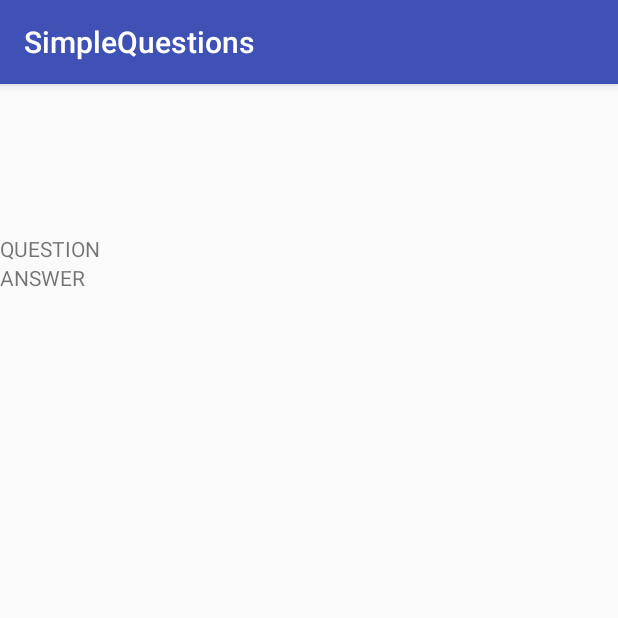
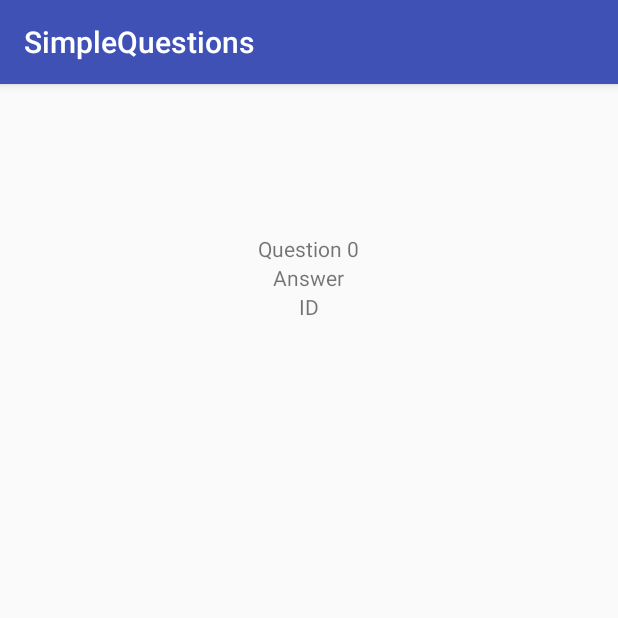
Before and after one commit to ARWongQ/SimpleQuestionsProject, an Android app: the QuestionPagerActivity screen opened directly, with no data from a screen before it, on a phone screen of 412 x 824 dp, the top half of it. Run offline under Robolectric (Android 15) with nearby library versions, the phone set to English and light mode, and no system bars.

```diff
--- a/app/src/main/java/com/armz/simplequestions/MainActivity.java
+++ b/app/src/main/java/com/armz/simplequestions/MainActivity.java
@@ -107,10 +107,10 @@ public class MainActivity extends AppCompatActivity {
                    Tab1Practice tab1 = new Tab1Practice();
                    return tab1;
                 case 1:
-                    //Tab2Contacts tab2 = new Tab2Contacts();
+                    Tab2Contacts tab2 = new Tab2Contacts();
+                    return tab2;
+                    //QuestionFragment tab2 = new QuestionFragment();
                     //return tab2;
-                    QuestionFragment tab2 = new QuestionFragment();
-                    return tab2;
 
                 case 2:
                     //Tab3Contacts tab3 = new Tab3Contacts();
--- a/app/src/main/java/com/armz/simplequestions/Question.java
+++ b/app/src/main/java/com/armz/simplequestions/Question.java
@@ -7,7 +7,7 @@ import java.util.UUID;
  */
 
 public class Question {
-    private int mID;
+    private UUID mID;
     private String mQuestion;
     private String mAnswer;
     private Boolean mhasPassed;
@@ -15,18 +15,18 @@ public class Question {
 
 
     //Constructor
-    public Question(String mQuestion, String mAnswer, Boolean mhasPassed, int mID){
+    public Question(String mQuestion, String mAnswer, Boolean mhasPassed, UUID mID){
         this.mQuestion = mQuestion;
         this.mAnswer = mAnswer;
         this.mhasPassed = mhasPassed;
         this.mID = mID;
     }
 
-    public int getID() {
+    public UUID getID() {
         return mID;
     }
 
-    public void setID(int ID) {
+    public void setID(UUID ID) {
         mID = ID;
     }
 
--- a/app/src/main/java/com/armz/simplequestions/QuestionFragment.java
+++ b/app/src/main/java/com/armz/simplequestions/QuestionFragment.java
@@ -1,11 +1,38 @@
 package com.armz.simplequestions;
 
+import android.app.Activity;
+import android.content.Intent;
+import android.content.pm.PackageManager;
+import android.content.pm.ResolveInfo;
+import android.database.Cursor;
+import android.graphics.Bitmap;
+import android.net.Uri;
+import android.os.Bundle;
+import android.provider.ContactsContract;
+import android.provider.MediaStore;
 import android.support.v4.app.Fragment;
-import android.os.Bundle;
+import android.support.v4.app.FragmentManager;
+import android.support.v4.content.FileProvider;
+import android.text.Editable;
+import android.text.TextWatcher;
+import android.text.format.DateFormat;
 import android.view.LayoutInflater;
 import android.view.View;
 import android.view.ViewGroup;
+import android.widget.Button;
+import android.widget.CheckBox;
+import android.widget.CompoundButton;
+import android.widget.EditText;
+import android.widget.ImageButton;
+import android.widget.ImageView;
 import android.widget.TextView;
+
+import java.io.File;
+import java.util.Date;
+import java.util.List;
+import java.util.UUID;
+
+import static android.widget.CompoundButton.*;
 
 /**
  * Created by augustowong on 12/10/17.
@@ -16,13 +43,15 @@ public class QuestionFragment extends Fragment {
 
     private TextView mQuestionTextView;
     private TextView mAnswerTextView;
+    private TextView mIdTextView;
 
-    private static final String ARG_CRIME_ID = "question_id";
+    private static final String ARG_QUESTION_ID = "question_id";
 
 
-    public static QuestionFragment newInstance(int crimeId) {
+    public static QuestionFragment newInstance(UUID questionID) {
         Bundle args = new Bundle();
-        args.putSerializable(ARG_CRIME_ID, crimeId);
+        args.putSerializable(ARG_QUESTION_ID, questionID);
+        System.out.println("MY QUESTION ID in QUESTION FRAGMENT " + questionID);
 
         QuestionFragment fragment = new QuestionFragment();
         fragment.setArguments(args);
@@ -30,11 +59,27 @@ public class QuestionFragment extends Fragment {
     }
 
     @Override
+    public void onCreate(Bundle savedInstanceState) {
+        super.onCreate(savedInstanceState);
+        UUID questionId = (UUID) getArguments().getSerializable(ARG_QUESTION_ID);
+        mQuestion = QuestionLab.get(getActivity()).getQuestion(questionId);
+    }
+
+
+    @Override
     public View onCreateView(LayoutInflater inflater, ViewGroup container,
                              Bundle savedInstanceState) {
 
         View rootView = inflater.inflate(R.layout.fragment_question, container, false);
 
+        mQuestionTextView = (TextView) rootView.findViewById(R.id.question_textView);
+        mAnswerTextView = (TextView) rootView.findViewById(R.id.answer_textView);
+        mIdTextView = (TextView) rootView.findViewById(R.id.id_textView);
+
+        mQuestionTextView.setText(mQuestion.getQuestion());
+        mAnswerTextView.setText(mQuestion.getAnswer());
+        //mIdTextView.setText(mQuestion.getID());
+
         return rootView;
     }
 
--- a/app/src/main/java/com/armz/simplequestions/QuestionPagerActivity.java
+++ b/app/src/main/java/com/armz/simplequestions/QuestionPagerActivity.java
@@ -22,7 +22,7 @@ public class QuestionPagerActivity extends AppCompatActivity {
     private ViewPager mViewPager;
     private List<Question> mQuestions;
 
-    public static Intent newIntent(Context packageContext, int questionID) {
+    public static Intent newIntent(Context packageContext, UUID questionID) {
         Intent intent = new Intent(packageContext, QuestionPagerActivity.class);
         intent.putExtra(EXTRA_QUESTION_ID, questionID);
         return intent;
@@ -33,16 +33,19 @@ public class QuestionPagerActivity extends AppCompatActivity {
         super.onCreate(savedInstanceState);
         setContentView(R.layout.activity_question_pager);
 
-        int questionID = (int) getIntent()
+        UUID questionID = (UUID) getIntent()
                 .getSerializableExtra(EXTRA_QUESTION_ID);
+
+        System.out.println("MY QUESTION ID IS " + questionID);
+        System.out.println("PAGER \n");
 
         mViewPager = (ViewPager) findViewById(R.id.question_view_pager);
 
+
         mQuestions = QuestionLab.get(this).getQuestions();
+        FragmentManager fragmentManager = getSupportFragmentManager();
+        mViewPager.setAdapter(new FragmentStatePagerAdapter(fragmentManager) {
 
-        FragmentManager fragmentManager = getSupportFragmentManager();
-
-        mViewPager.setAdapter(new FragmentStatePagerAdapter(fragmentManager) {
             @Override
             public Fragment getItem(int position) {
                 Question question = mQuestions.get(position);
@@ -57,7 +60,7 @@ public class QuestionPagerActivity extends AppCompatActivity {
         });
 
         for(int i = 0; i < mQuestions.size(); i++){
-            if (mQuestions.get(i).getID() == questionID){
+            if (mQuestions.get(i).getID().equals(questionID)){
                 mViewPager.setCurrentItem(i);
                 break;
             }
--- a/app/src/main/res/layout/fragment_question.xml
+++ b/app/src/main/res/layout/fragment_question.xml
@@ -16,12 +16,21 @@
             android:id="@+id/question_textView"
             android:layout_width="wrap_content"
             android:layout_height="wrap_content"
+            android:layout_gravity="center"
             android:text="QUESTION"/>
         <TextView
             android:id="@+id/answer_textView"
             android:layout_width="wrap_content"
             android:layout_height="wrap_content"
+            android:layout_gravity="center"
             android:text="ANSWER"/>
+
+        <TextView
+            android:id="@+id/id_textView"
+            android:layout_width="wrap_content"
+            android:layout_height="wrap_content"
+            android:layout_gravity="center"
+            android:text="ID"/>
 
     </LinearLayout>
 
```
Also changed, not shown: app/src/main/java/com/armz/simplequestions/QuestionLab.java (+5 -4 lines).
